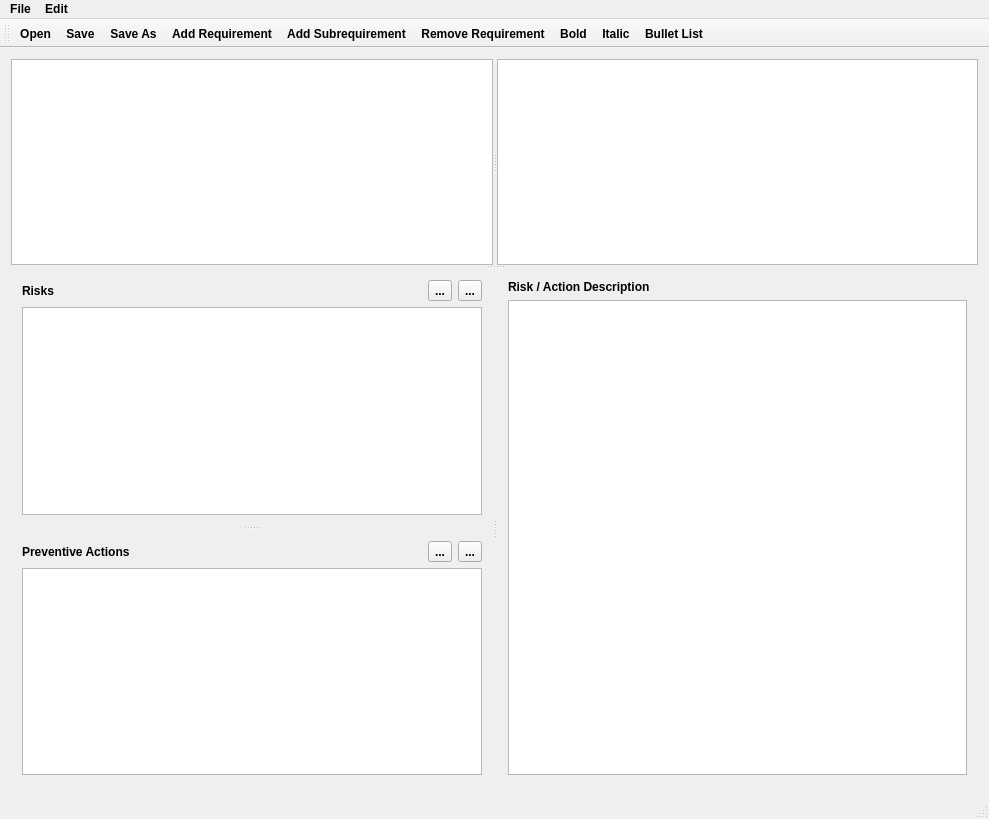
Qt form mainwindow.ui (atilm/RequirementsManager) before a commit.
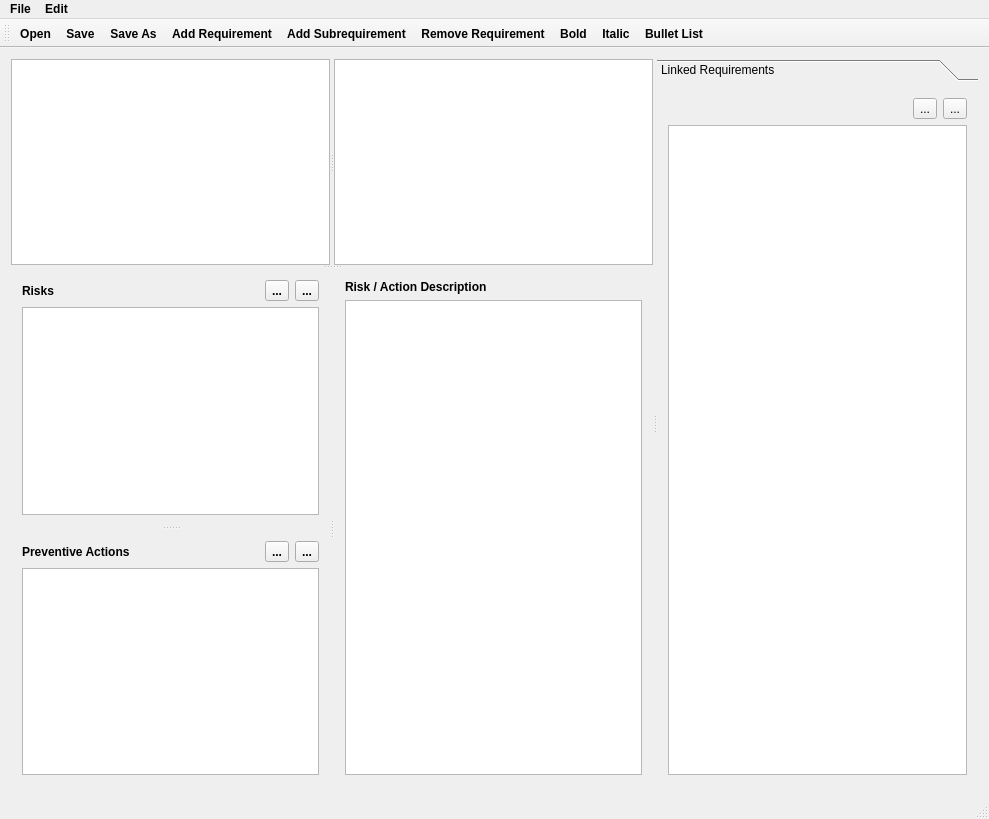
The same form after that commit. Icons and pictures are not drawn.

Commit message: Added editor for requirement link types

Patch:
```diff
--- a/mainwindow.ui
+++ b/mainwindow.ui
@@ -22,6 +22,10 @@
   <widget class="QWidget" name="centralWidget">
    <layout class="QVBoxLayout" name="verticalLayout">
     <item>
+     <widget class="QSplitter" name="splitter_3">
+      <property name="orientation">
+       <enum>Qt::Horizontal</enum>
+      </property>
      <widget class="QSplitter" name="splitter_2">
       <property name="orientation">
        <enum>Qt::Vertical</enum>
@@ -173,6 +177,78 @@
        </widget>
       </widget>
      </widget>
+      <widget class="QToolBox" name="linkViewContainer">
+       <property name="font">
+        <font>
+         <weight>50</weight>
+         <bold>false</bold>
+        </font>
+       </property>
+       <property name="currentIndex">
+        <number>0</number>
+       </property>
+       <widget class="QWidget" name="page">
+        <property name="geometry">
+         <rect>
+          <x>0</x>
+          <y>0</y>
+          <width>335</width>
+          <height>683</height>
+         </rect>
+        </property>
+        <attribute name="label">
+         <string>Linked Requirements</string>
+        </attribute>
+        <layout class="QVBoxLayout" name="verticalLayout_2">
+         <item>
+          <layout class="QHBoxLayout" name="horizontalLayout">
+           <item>
+            <spacer name="horizontalSpacer">
+             <property name="orientation">
+              <enum>Qt::Horizontal</enum>
+             </property>
+             <property name="sizeHint" stdset="0">
+              <size>
+               <width>40</width>
+               <height>20</height>
+              </size>
+             </property>
+            </spacer>
+           </item>
+           <item>
+            <widget class="QToolButton" name="addLinksButton">
+             <property name="text">
+              <string>...</string>
+             </property>
+             <property name="icon">
+              <iconset resource="resources.qrc">
+               <normaloff>:/icons/Resources/list-add-3.ico</normaloff>:/icons/Resources/list-add-3.ico</iconset>
+             </property>
+             <property name="checkable">
+              <bool>true</bool>
+             </property>
+            </widget>
+           </item>
+           <item>
+            <widget class="QToolButton" name="removeLinkButton">
+             <property name="text">
+              <string>...</string>
+             </property>
+             <property name="icon">
+              <iconset resource="resources.qrc">
+               <normaloff>:/icons/Resources/list-remove-5.ico</normaloff>:/icons/Resources/list-remove-5.ico</iconset>
+             </property>
+            </widget>
+           </item>
+          </layout>
+         </item>
+         <item>
+          <widget class="QTreeView" name="treeView_2"/>
+         </item>
+        </layout>
+       </widget>
+      </widget>
+     </widget>
     </item>
    </layout>
   </widget>
```
Left out of the diff: 9 changed lines with no effect on the pictures. Lines whose indentation alone changed are shown as unchanged. The commit also changes 10 other files.
